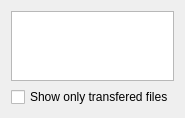
Before: the Qt Designer form eiskaltdcpp-qt/ui/UITransferView.ui in eiskaltdcpp/eiskaltdcpp, drawn with Qt 5.
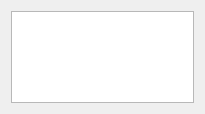
After: the same form once the commit is applied.

```diff
--- a/eiskaltdcpp-qt/ui/UITransferView.ui
+++ b/eiskaltdcpp-qt/ui/UITransferView.ui
@@ -6,8 +6,8 @@
    <rect>
     <x>0</x>
     <y>0</y>
-    <width>93</width>
-    <height>93</height>
+    <width>205</width>
+    <height>114</height>
    </rect>
   </property>
   <property name="sizePolicy">
@@ -57,13 +57,6 @@
      </property>
     </widget>
    </item>
-   <item row="1" column="0">
-    <widget class="QCheckBox" name="checkBox_showTranferedFilesOnly">
-     <property name="text">
-      <string>Show only transfered files</string>
-     </property>
-    </widget>
-   </item>
   </layout>
  </widget>
  <resources/>
```
